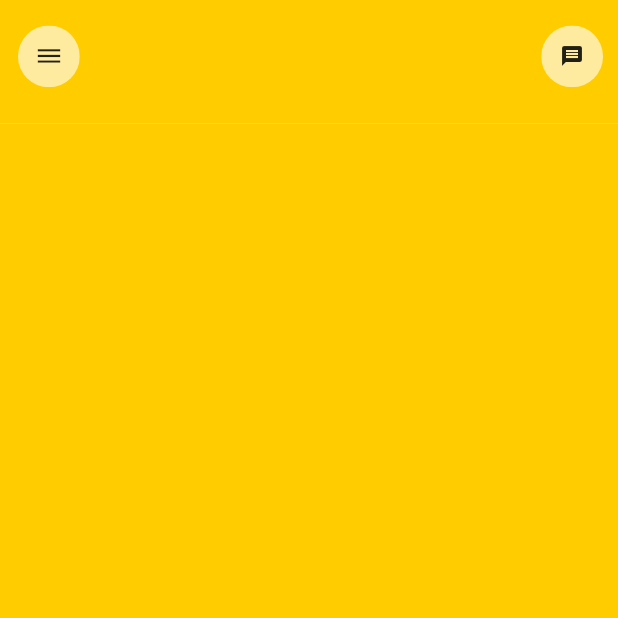
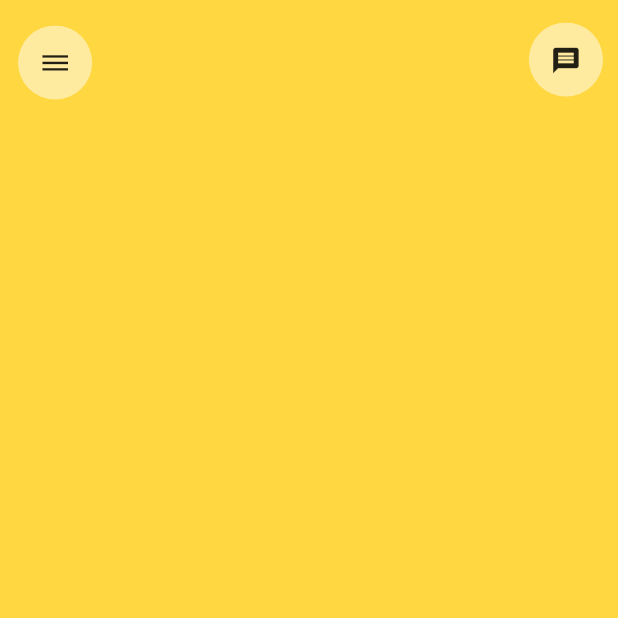
Before and after one commit to NaagAlgates/combank_ui_challenge, a Flutter app: the screen it shows after launch, on a phone screen of 412 x 824 dp, the top half of it. Run offline on Flutter 3.47's test engine with Material 2 defaults, Android fonts, the phone set to English and light mode, and no system bars.

Commit message:
Added appropriate theme

```diff
--- a/lib/helpers/themes.dart
+++ b/lib/helpers/themes.dart
@@ -4,7 +4,7 @@ final ThemeData comBankThemeData = new ThemeData(
     textSelectionColor: Colors.black,
     cardColor: Colors.white,
     brightness: Brightness.light,
-    primaryColor: const Color(0xFFFFCC00),
+    primaryColor: const Color(0xFFFFD741),
     accentColor: const Color(0xFFFFEB9F),
     primaryColorLight: const Color(0xFFFBCB09),
     primaryColorDark: const Color(0xFFF9CA51));
--- a/lib/main.dart
+++ b/lib/main.dart
@@ -39,15 +39,25 @@ class _HomePageState extends State<HomePage> {
           width: MediaQuery.of(context).size.width * 0.8,
           color: Colors.black87,
         ),
-        appBar: PreferredSize(
+        /*appBar: PreferredSize(
             preferredSize: Size.fromHeight(MediaQuery.of(context).size.height*0.1),
             child: AppBar(
               elevation: 0.0,
               backgroundColor:comBankThemeData.primaryColor,
               leading: Container(),
-              flexibleSpace: Padding(
+              flexibleSpace:
+            ),
+        ),*/
+        body: SingleChildScrollView(
+          child: Container(
+              color: comBankThemeData.primaryColor,
+              width: MediaQuery.of(context).size.width,
+              height: MediaQuery.of(context).size.height,
+              child: Padding(
                 padding: const EdgeInsets.only(top: 5.0),
                 child: Row(
+                  crossAxisAlignment: CrossAxisAlignment.start,
+                  mainAxisSize: MainAxisSize.max,
                   mainAxisAlignment: MainAxisAlignment.spaceBetween,
                   children: [
                     customNavigationDrawer(context),
@@ -57,9 +67,6 @@ class _HomePageState extends State<HomePage> {
               ),
             ),
         ),
-        body: Container(
-            color: comBankThemeData.primaryColor,
-          ),
       ),
     );
   }
--- a/lib/view/help_menu_icon.dart
+++ b/lib/view/help_menu_icon.dart
@@ -8,11 +8,11 @@ Widget customMessageView(BuildContext context) {
     child: ClipRRect(
       borderRadius: BorderRadius.circular(90.0),
       child: Container(
-        width: MediaQuery.of(context).size.height*.05,
-        height: MediaQuery.of(context).size.height*.05,
+        width: MediaQuery.of(context).size.height*.06,
+        height: MediaQuery.of(context).size.height*.06,
         color: comBankThemeData.accentColor,
         child: Center(
-          child: Icon(Icons.message,size: 16.0,color: Colors.black87,),
+          child: Icon(Icons.message,size:MediaQuery.of(context).size.width*0.05,color: Colors.black87,),
         ),
       ),
     ),
--- a/lib/view/sliding_menu_icon.dart
+++ b/lib/view/sliding_menu_icon.dart
@@ -8,11 +8,11 @@ Widget customNavigationDrawer(BuildContext context) {
     child: ClipRRect(
       borderRadius: BorderRadius.circular(40.0),
       child: Container(
-        width: MediaQuery.of(context).size.height*.05,
-        height: MediaQuery.of(context).size.height*.05,
+        width: MediaQuery.of(context).size.height*.06,
+        height: MediaQuery.of(context).size.height*.06,
         color: comBankThemeData.accentColor,
         child: Center(
-          child: Icon(Icons.dehaze,size: 18.0,color: Colors.black87,),
+          child: Icon(Icons.dehaze,size: MediaQuery.of(context).size.width*0.05,color: Colors.black87,),
         ),
       ),
     ),
```
